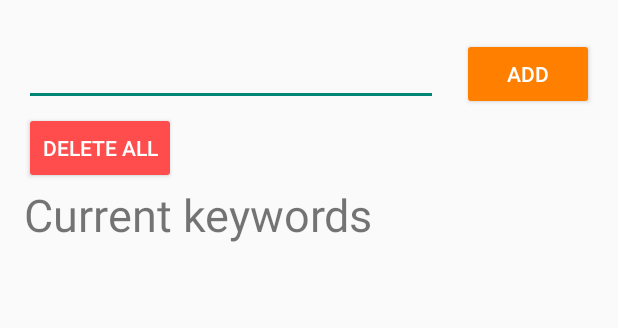
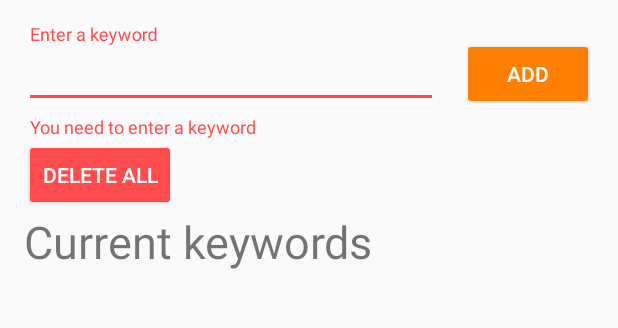
Before and after one commit to Shwuup/bargain-notifier, an Android app: the screen it shows after launch (MainActivity), after a tap on "ADD", on a phone screen of 412 x 824 dp, the part 84-412 px from its top. Run offline under Robolectric (Android 15) with nearby library versions, the phone set to English and light mode, and no system bars; 2 statements that could not run were skipped.

Commit message:
add error message

```diff
--- a/android/OzBargainNotifierApp/app/build.gradle
+++ b/android/OzBargainNotifierApp/app/build.gradle
@@ -46,4 +46,5 @@ dependencies {
     androidTestImplementation 'androidx.test.ext:junit:1.1.1'
     androidTestImplementation 'androidx.test.espresso:espresso-core:3.2.0'
     implementation 'androidx.recyclerview:recyclerview:1.1.0'
+    implementation 'com.google.android.material:material:1.0.0'
 }
--- a/android/OzBargainNotifierApp/app/src/main/java/com/github/shwuup/app/MainActivity.java
+++ b/android/OzBargainNotifierApp/app/src/main/java/com/github/shwuup/app/MainActivity.java
@@ -6,6 +6,8 @@ import android.media.AudioAttributes;
 import android.net.Uri;
 import android.os.Build;
 import android.os.Bundle;
+import android.text.Editable;
+import android.text.TextWatcher;
 import android.util.Log;
 import android.view.View;
 import android.view.ViewGroup;
@@ -27,6 +29,7 @@ import androidx.work.PeriodicWorkRequest;
 import androidx.work.WorkManager;
 
 import com.github.shwuup.R;
+import com.google.android.material.textfield.TextInputLayout;
 
 import java.util.List;
 import java.util.concurrent.TimeUnit;
@@ -42,14 +45,8 @@ public class MainActivity extends AppCompatActivity {
 
 
     private void setListeners() {
-        editText = findViewById(R.id.editText);
-        editText.setOnFocusChangeListener((view, hasFocus) -> {
-            if (!hasFocus) {
-                editText.setText(R.string.edit_message);
-            } else {
-                editText.setText("");
-            }
-        });
+        TextInputLayout textInputLayout = findViewById(R.id.editText);
+        EditText editText = textInputLayout.getEditText();
 
         editText.setOnEditorActionListener((view, actionId, event) -> {
             if (actionId == EditorInfo.IME_ACTION_GO) {
@@ -83,7 +80,24 @@ public class MainActivity extends AppCompatActivity {
         setListeners();
         notificationManager = (NotificationManager) getApplicationContext().getSystemService(NOTIFICATION_SERVICE);
         this.keywordManager = new KeywordManager(getApplicationContext());
-//        keywordManager.deleteKeywordFile();
+        TextInputLayout textInputLayout = findViewById(R.id.editText);
+        editText = textInputLayout.getEditText();
+        editText.addTextChangedListener(new TextWatcher() {
+            @Override
+            public void beforeTextChanged(CharSequence s, int start, int count, int after) {
+                if (count == 0 && after > 0) {
+                    textInputLayout.setError(null);
+                }
+            }
+
+            @Override
+            public void onTextChanged(CharSequence s, int start, int before, int count) {
+            }
+
+            @Override
+            public void afterTextChanged(Editable s) {
+            }
+        });
         createNotificationChannel();
         setSupportActionBar(myToolbar);
         List<Keyword> keywords = keywordManager.readKeywords();
@@ -143,11 +157,12 @@ public class MainActivity extends AppCompatActivity {
     }
 
     public void addKeyword() {
-        EditText editText = findViewById(R.id.editText);
+        TextInputLayout textInputLayout = findViewById(R.id.editText);
+        EditText editText = textInputLayout.getEditText();
+
         String keyword = editText.getText().toString().toLowerCase();
-        if(keyword.equals("")) {
-
-
+        if (keyword.equals("")) {
+            textInputLayout.setError("You need to enter a keyword");
         } else {
             keywordManager.addKeyword(keyword);
             this.mAdapter.add(new Keyword(keyword));
--- a/android/OzBargainNotifierApp/app/src/main/res/layout/activity_main.xml
+++ b/android/OzBargainNotifierApp/app/src/main/res/layout/activity_main.xml
@@ -17,20 +17,30 @@
         app:layout_constraintTop_toTopOf="parent"
         app:titleTextColor="@android:color/white" />
 
-    <EditText
+    <com.google.android.material.textfield.TextInputLayout
         android:id="@+id/editText"
+        app:layout_constraintEnd_toStartOf="@+id/addButton"
+        app:layout_constraintHorizontal_bias="0.5"
+        app:layout_constraintStart_toStartOf="parent"
+        app:layout_constraintTop_toBottomOf="@+id/toolbar"
         android:layout_width="0dp"
         android:layout_height="wrap_content"
         android:layout_marginStart="16dp"
-        android:layout_marginTop="25dp"
-        android:textSize="18sp"
-        android:inputType="textPersonName"
-        android:imeOptions="actionGo"
-        android:text="@string/edit_message"
-        app:layout_constraintEnd_toStartOf="@+id/addButton"
-        app:layout_constraintHorizontal_bias="0.5"
-        app:layout_constraintStart_toStartOf="parent"
-        app:layout_constraintTop_toBottomOf="@+id/toolbar" />
+        android:layout_marginTop="72dp"
+        app:errorTextAppearance="@style/error_appearance"
+        app:errorEnabled="true"
+        app:layout_constraintTop_toTopOf="@+id/toolbar">
+
+        <com.google.android.material.textfield.TextInputEditText
+            android:id="@+id/edit_text"
+            android:layout_width="match_parent"
+            android:layout_height="wrap_content"
+            android:imeOptions="actionGo"
+            android:inputType="text"
+            android:maxLines="1"
+            android:hint="Enter a keyword" />
+
+    </com.google.android.material.textfield.TextInputLayout>
 
     <Button
         android:id="@+id/addButton"
@@ -41,10 +51,10 @@
         android:layout_marginTop="25dp"
         android:layout_marginEnd="16dp"
         android:layout_marginRight="16dp"
-        android:textColor="@android:color/white"
         android:backgroundTint="#ff8000"
         android:onClick="onAdd"
         android:text="@string/button_send"
+        android:textColor="@android:color/white"
         app:layout_constraintEnd_toEndOf="parent"
         app:layout_constraintHorizontal_bias="0.5"
         app:layout_constraintStart_toEndOf="@+id/editText"
@@ -55,13 +65,13 @@
         android:layout_width="wrap_content"
         android:layout_height="wrap_content"
         android:layout_marginStart="16dp"
+        android:layout_marginLeft="16dp"
+        android:layout_marginTop="0dp"
+        android:layout_marginBottom="19dp"
         android:backgroundTint="#ff4d4d"
-        android:textColor="@android:color/white"
-        android:layout_marginLeft="16dp"
-        android:layout_marginTop="4dp"
-        android:layout_marginBottom="19dp"
         android:onClick="showConfirmationForDeleteAll"
         android:text="@string/button_delete_all"
+        android:textColor="@android:color/white"
         app:layout_constraintStart_toStartOf="parent"
         app:layout_constraintTop_toBottomOf="@+id/editText"
         app:layout_constraintVertical_bias="0.0" />
@@ -72,9 +82,9 @@
         android:layout_height="wrap_content"
         android:layout_marginStart="16dp"
         android:text="@string/keywords_title"
-        app:layout_constraintTop_toBottomOf="@+id/deleteAllButton"
         android:textSize="30sp"
         app:layout_constraintStart_toStartOf="parent"
+        app:layout_constraintTop_toBottomOf="@+id/deleteAllButton"
         tools:layout_editor_absoluteY="205dp" />
 
     <androidx.recyclerview.widget.RecyclerView
@@ -92,6 +102,4 @@
         app:layout_constraintTop_toBottomOf="@+id/keywordsTitle" />
 
 
-
-
 </androidx.constraintlayout.widget.ConstraintLayout>
--- a/android/OzBargainNotifierApp/app/src/main/res/values/colors.xml
+++ b/android/OzBargainNotifierApp/app/src/main/res/values/colors.xml
@@ -3,4 +3,5 @@
     <color name="colorPrimary">#ff9900</color>
     <color name="colorPrimaryDark">#3700B3</color>
     <color name="colorAccent">#03DAC5</color>
+    <color name="red">#ff4d4d</color>
 </resources>
--- a/android/OzBargainNotifierApp/app/src/main/res/values/styles.xml
+++ b/android/OzBargainNotifierApp/app/src/main/res/values/styles.xml
@@ -8,4 +8,9 @@
         <item name="colorAccent">@color/colorAccent</item>
     </style>
 
+    <style name="error_appearance" parent="@android:style/TextAppearance">
+        <item name="android:textColor">@color/red</item>
+        <item name="android:textSize">12sp</item>
+    </style>
+
 </resources>
```
Also changed, not shown: android/OzBargainNotifierApp/app/src/main/AndroidManifest.xml (+5 -3 lines), android/OzBargainNotifierApp/app/src/main/res/layout/list_item_view.xml (+6 -6 lines), 2 other files.
